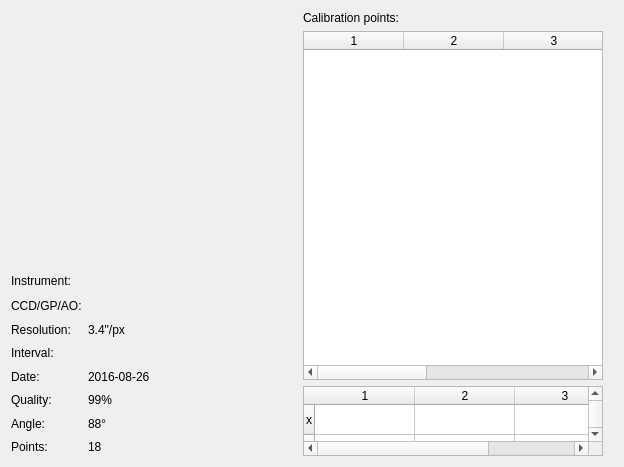
This is gui/snowgui/icegui/calibrationdetaildialog.ui in AndreasFMueller/AstroPhotography as Qt 5 draws it before an edit. The edited form follows.
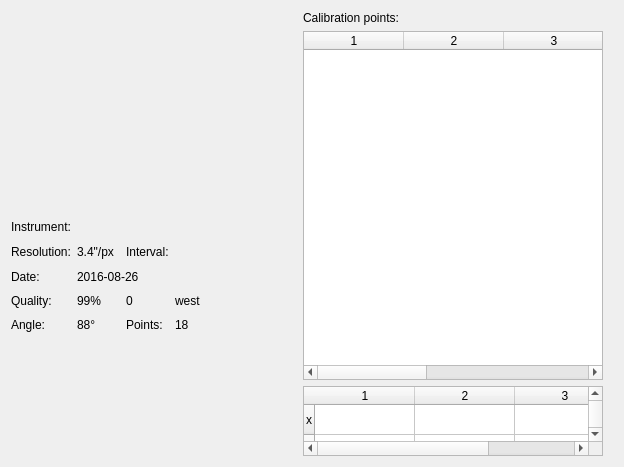
This is the edited form. Custom widgets are drawn as their Qt base class.

Commit message: extend calibrationdetaildialog

Diff of the .ui file:
```diff
--- a/gui/snowgui/icegui/calibrationdetaildialog.ui
+++ b/gui/snowgui/icegui/calibrationdetaildialog.ui
@@ -14,17 +14,7 @@
    <string>Dialog</string>
   </property>
   <layout class="QGridLayout" name="gridLayout">
-   <item row="0" column="0">
-    <widget class="snowgui::CalibrationDisplayWidget" name="calibrationdisplayWidget" native="true">
-     <property name="minimumSize">
-      <size>
-       <width>200</width>
-       <height>200</height>
-      </size>
-     </property>
-    </widget>
-   </item>
-   <item row="0" column="2" rowspan="2">
+   <item row="0" column="2" rowspan="3">
     <widget class="QWidget" name="widget" native="true">
      <property name="minimumSize">
       <size>
@@ -125,6 +115,16 @@
      <zorder>coefficientTable</zorder>
     </widget>
    </item>
+   <item row="0" column="0">
+    <widget class="snowgui::CalibrationDisplayWidget" name="calibrationdisplayWidget" native="true">
+     <property name="minimumSize">
+      <size>
+       <width>200</width>
+       <height>200</height>
+      </size>
+     </property>
+    </widget>
+   </item>
    <item row="1" column="0">
     <widget class="QWidget" name="calibrationdetailWidget" native="true">
      <property name="maximumSize">
@@ -146,48 +146,6 @@
       <property name="bottomMargin">
        <number>0</number>
       </property>
-      <item row="3" column="1">
-       <widget class="QLabel" name="resolutionField">
-        <property name="text">
-         <string>3.4&quot;/px</string>
-        </property>
-       </widget>
-      </item>
-      <item row="8" column="1">
-       <widget class="QLabel" name="pointsField">
-        <property name="text">
-         <string>18</string>
-        </property>
-       </widget>
-      </item>
-      <item row="8" column="0">
-       <widget class="QLabel" name="pointsLabel">
-        <property name="text">
-         <string>Points:</string>
-        </property>
-       </widget>
-      </item>
-      <item row="5" column="1">
-       <widget class="QLabel" name="dateField">
-        <property name="text">
-         <string>2016-08-26</string>
-        </property>
-       </widget>
-      </item>
-      <item row="7" column="0">
-       <widget class="QLabel" name="angleLabel">
-        <property name="text">
-         <string>Angle:</string>
-        </property>
-       </widget>
-      </item>
-      <item row="3" column="0">
-       <widget class="QLabel" name="resolutionLabel">
-        <property name="text">
-         <string>Resolution:</string>
-        </property>
-       </widget>
-      </item>
       <item row="0" column="0">
        <widget class="QLabel" name="instrumenLabel">
         <property name="text">
@@ -195,42 +153,14 @@
         </property>
        </widget>
       </item>
-      <item row="2" column="1">
-       <widget class="QLabel" name="ccdField">
+      <item row="8" column="0">
+       <widget class="QLabel" name="qualityLabel">
         <property name="text">
-         <string/>
+         <string>Quality:</string>
         </property>
        </widget>
       </item>
-      <item row="0" column="1">
-       <widget class="QLabel" name="instrumentField">
-        <property name="text">
-         <string/>
-        </property>
-       </widget>
-      </item>
-      <item row="6" column="1">
-       <widget class="QLabel" name="qualityField">
-        <property name="text">
-         <string>99%</string>
-        </property>
-       </widget>
-      </item>
-      <item row="2" column="0">
-       <widget class="QLabel" name="ccdLabel">
-        <property name="text">
-         <string>CCD/GP/AO:</string>
-        </property>
-       </widget>
-      </item>
-      <item row="7" column="1">
-       <widget class="QLabel" name="angleField">
-        <property name="text">
-         <string>88°</string>
-        </property>
-       </widget>
-      </item>
-      <item row="0" column="2">
+      <item row="0" column="6">
        <spacer name="horizontalSpacer">
         <property name="orientation">
          <enum>Qt::Horizontal</enum>
@@ -243,28 +173,98 @@
         </property>
        </spacer>
       </item>
-      <item row="6" column="0">
-       <widget class="QLabel" name="qualityLabel">
+      <item row="11" column="5">
+       <widget class="QLabel" name="pointsField">
         <property name="text">
-         <string>Quality:</string>
+         <string>18</string>
         </property>
        </widget>
       </item>
-      <item row="5" column="0">
+      <item row="11" column="2">
+       <widget class="QLabel" name="angleField">
+        <property name="text">
+         <string>88°</string>
+        </property>
+       </widget>
+      </item>
+      <item row="8" column="4">
+       <widget class="QLabel" name="detField">
+        <property name="text">
+         <string>0</string>
+        </property>
+       </widget>
+      </item>
+      <item row="8" column="2">
+       <widget class="QLabel" name="qualityField">
+        <property name="text">
+         <string>99%</string>
+        </property>
+       </widget>
+      </item>
+      <item row="11" column="4">
+       <widget class="QLabel" name="pointsLabel">
+        <property name="text">
+         <string>Points:</string>
+        </property>
+       </widget>
+      </item>
+      <item row="2" column="0">
+       <widget class="QLabel" name="resolutionLabel">
+        <property name="text">
+         <string>Resolution:</string>
+        </property>
+       </widget>
+      </item>
+      <item row="0" column="2">
+       <widget class="QLabel" name="instrumentField">
+        <property name="text">
+         <string/>
+        </property>
+       </widget>
+      </item>
+      <item row="7" column="2" colspan="4">
+       <widget class="QLabel" name="dateField">
+        <property name="text">
+         <string>2016-08-26</string>
+        </property>
+       </widget>
+      </item>
+      <item row="11" column="0">
+       <widget class="QLabel" name="angleLabel">
+        <property name="text">
+         <string>Angle:</string>
+        </property>
+       </widget>
+      </item>
+      <item row="7" column="0">
        <widget class="QLabel" name="dateLabel">
         <property name="text">
          <string>Date:</string>
         </property>
        </widget>
       </item>
-      <item row="4" column="0">
+      <item row="8" column="5">
+       <widget class="QLabel" name="eastField">
+        <property name="text">
+         <string>west</string>
+        </property>
+       </widget>
+      </item>
+      <item row="2" column="2">
+       <widget class="QLabel" name="resolutionField">
+        <property name="text">
+         <string>3.4&quot;/px</string>
+        </property>
+       </widget>
+      </item>
+      <item row="2" column="4">
        <widget class="QLabel" name="intervalLabel">
         <property name="text">
          <string>Interval:</string>
         </property>
        </widget>
       </item>
-      <item row="4" column="1">
+      <item row="2" column="5">
        <widget class="QLabel" name="intervalField">
         <property name="text">
          <string/>
```
The commit also changes 1 other file.
